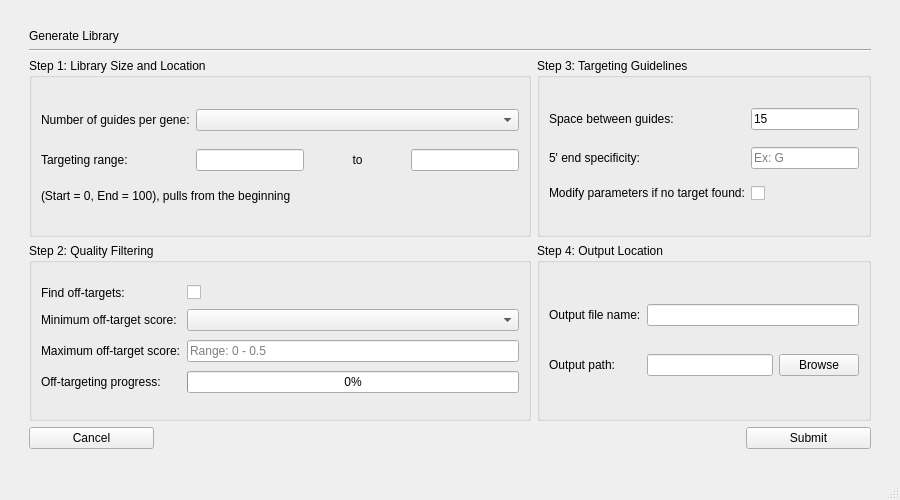
Above: generate_library.ui from TrinhLab/CASPERapp before the change. Below: the same form after it.
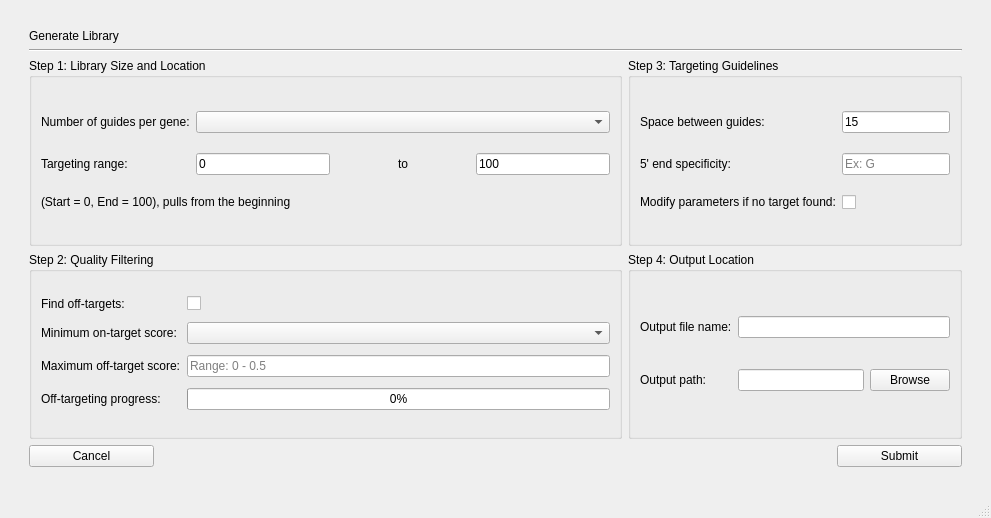
That is the form after the change.

The edit to the form file:
```diff
--- a/generate_library.ui
+++ b/generate_library.ui
@@ -6,8 +6,8 @@
    <rect>
     <x>0</x>
     <y>0</y>
-    <width>900</width>
-    <height>500</height>
+    <width>991</width>
+    <height>518</height>
    </rect>
   </property>
   <property name="windowTitle">
@@ -431,7 +431,7 @@
             <string>&lt;html&gt;&lt;head/&gt;&lt;body&gt;&lt;p&gt;The minimum acceptable on-target score for guides in library. Range: 20-70, &lt;span style=&quot; font-weight:600;&quot;&gt;higher is better&lt;/span&gt;.&lt;/p&gt;&lt;/body&gt;&lt;/html&gt;</string>
            </property>
            <property name="text">
-            <string>Minimum off-target score:</string>
+            <string>Minimum on-target score:</string>
            </property>
           </widget>
          </item>
@@ -571,6 +571,9 @@
              <verstretch>0</verstretch>
             </sizepolicy>
            </property>
+           <property name="text">
+            <string>0</string>
+           </property>
           </widget>
          </item>
          <item row="2" column="2">
@@ -597,6 +600,9 @@
              <verstretch>0</verstretch>
             </sizepolicy>
            </property>
+           <property name="text">
+            <string>100</string>
+           </property>
           </widget>
          </item>
          <item row="0" column="0" colspan="4">
```
